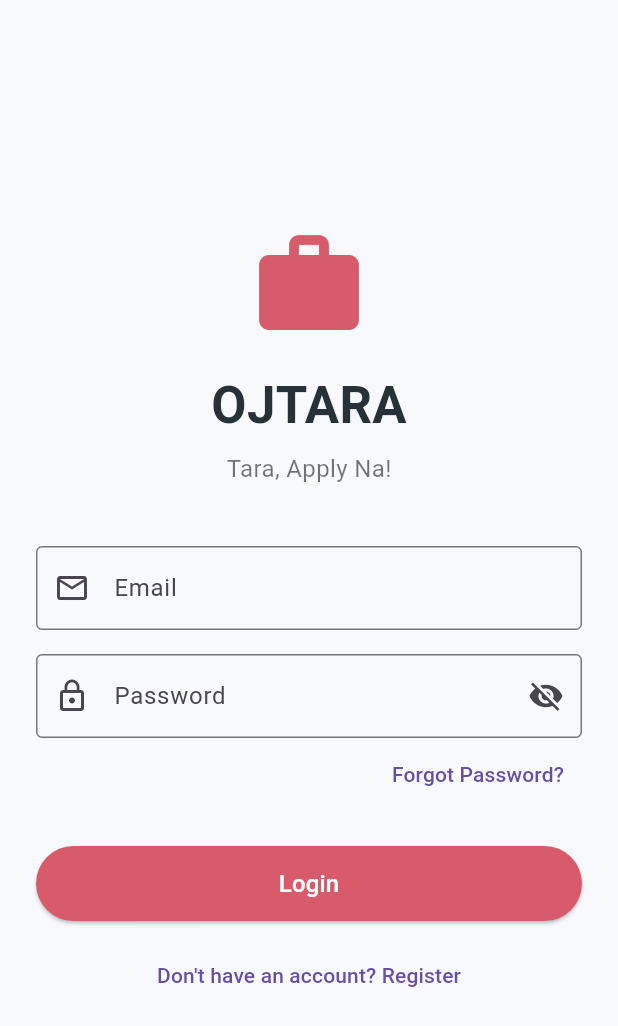
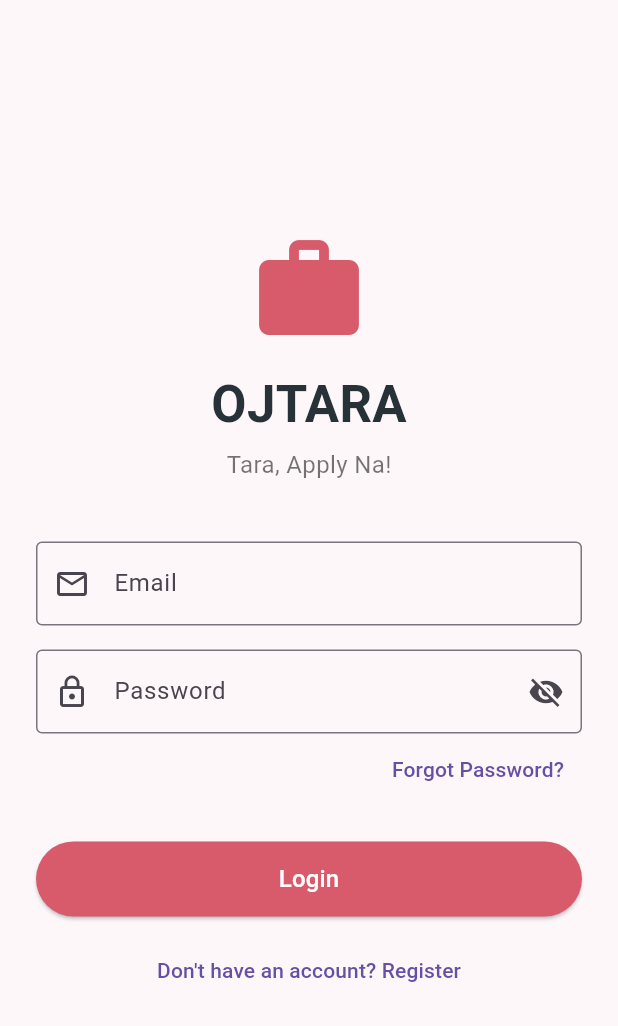
Before and after one commit to lesliemwamwa/ojtara_app, a Flutter app: the screen it shows after launch, on a phone screen of 412 x 824 dp. Shown: the top 1026 px of the screen. Run offline on Flutter 3.47's test engine with Material 3 defaults, Android fonts, the phone set to English and light mode, and no system bars; our stand-ins replace cloud_firestore, firebase_auth, firebase_core; accounts and stored records are empty.

```diff
--- a/lib/screens/login_screen.dart
+++ b/lib/screens/login_screen.dart
@@ -5,7 +5,6 @@ import 'admin_dashboard_screen.dart';
 import 'forgot_password_screen.dart';
 import 'job_list_screen.dart';
 import 'register_screen.dart';
-
 
 class LoginScreen extends StatefulWidget {
   const LoginScreen({super.key});
@@ -19,8 +18,8 @@ class _LoginScreenState extends State<LoginScreen> {
   final passwordController = TextEditingController();
 
   final AuthService authService = AuthService();
+
   bool isLoading = false;
-
   bool isPasswordVisible = false;
 
   Future<void> loginUser() async {
@@ -75,15 +74,21 @@ bool isLoading = false;
   }
 
   @override
+  void dispose() {
+    emailController.dispose();
+    passwordController.dispose();
+    super.dispose();
+  }
+
+  @override
   Widget build(BuildContext context) {
     return Scaffold(
-      backgroundColor: const Color(0xFFF8F9FD),
+      backgroundColor: const Color(0xFFFDF7FA),
       body: SafeArea(
         child: Center(
           child: SingleChildScrollView(
             padding: const EdgeInsets.all(24),
             child: Column(
-              mainAxisAlignment: MainAxisAlignment.center,
               children: [
                 const Icon(
                   Icons.work_rounded,
@@ -91,7 +96,7 @@ bool isLoading = false;
                   color: Color(0xFFD85B6B),
                 ),
 
-                const SizedBox(height: 16),
+                const SizedBox(height: 12),
 
                 const Text(
                   'OJTARA',
@@ -102,7 +107,7 @@ bool isLoading = false;
                   ),
                 ),
 
-                const SizedBox(height: 6),
+                const SizedBox(height: 4),
 
                 const Text(
                   'Tara, Apply Na!',
@@ -134,7 +139,9 @@ bool isLoading = false;
                     prefixIcon: const Icon(Icons.lock_outline),
                     suffixIcon: IconButton(
                       icon: Icon(
-        isPasswordVisible ? Icons.visibility : Icons.visibility_off,
+                        isPasswordVisible
+                            ? Icons.visibility
+                            : Icons.visibility_off,
                       ),
                       onPressed: () {
                         setState(() {
@@ -160,7 +167,6 @@ Align(
                     child: const Text('Forgot Password?'),
                   ),
                 ),
-
 
                 const SizedBox(height: 24),
 
```
Lines whose indentation alone changed are shown as unchanged.
